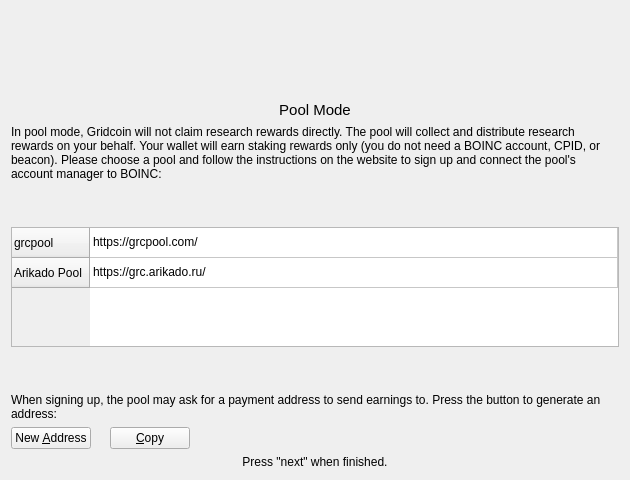
Above: src/qt/forms/researcherwizardpoolpage.ui from gridcoin-community/Gridcoin-Research before the change. Below: the same form after it.
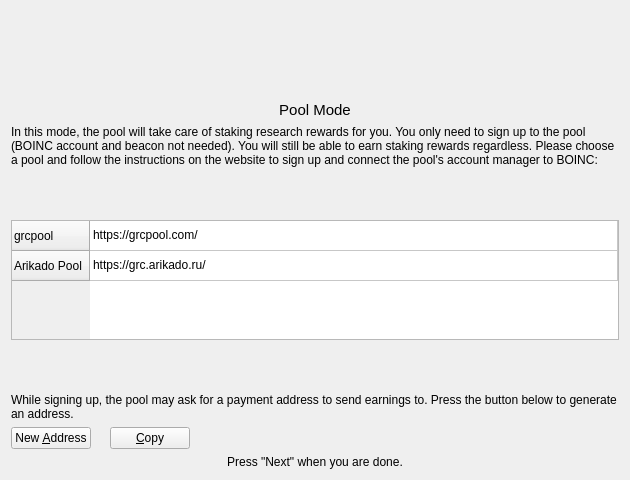
That is the form after the change. Icons and pictures are not drawn.

Commit message: Change research wizard text

```diff
--- a/src/qt/forms/researcherwizardpoolpage.ui
+++ b/src/qt/forms/researcherwizardpoolpage.ui
@@ -91,7 +91,7 @@
    <item alignment="Qt::AlignVCenter">
     <widget class="QLabel" name="poolParagraphLabel">
      <property name="text">
-      <string>In pool mode, Gridcoin will not claim research rewards directly. The pool will collect and distribute research rewards on your behalf. Your wallet will earn staking rewards only (you do not need a BOINC account, CPID, or beacon). Please choose a pool and follow the instructions on the website to sign up and connect the pool's account manager to BOINC:</string>
+      <string>In this mode, the pool will take care of staking research rewards for you. You only need to sign up to the pool (BOINC account and beacon not needed). You will still be able to earn staking rewards regardless. Please choose a pool and follow the instructions on the website to sign up and connect the pool's account manager to BOINC:</string>
      </property>
      <property name="alignment">
       <set>Qt::AlignLeading|Qt::AlignLeft|Qt::AlignVCenter</set>
@@ -186,7 +186,7 @@
    <item>
     <widget class="QLabel" name="addressParagraphLabel">
      <property name="text">
-      <string>When signing up, the pool may ask for a payment address to send earnings to. Press the button to generate an address:</string>
+      <string>While signing up, the pool may ask for a payment address to send earnings to. Press the button below to generate an address.</string>
      </property>
      <property name="wordWrap">
       <bool>true</bool>
@@ -267,7 +267,7 @@
    <item>
     <widget class="QLabel" name="startOverLabel">
      <property name="text">
-      <string>Press &quot;next&quot; when finished.</string>
+      <string>Press &quot;Next&quot; when you are done.</string>
      </property>
      <property name="alignment">
       <set>Qt::AlignCenter</set>
```
The commit also changes 1 other file.
